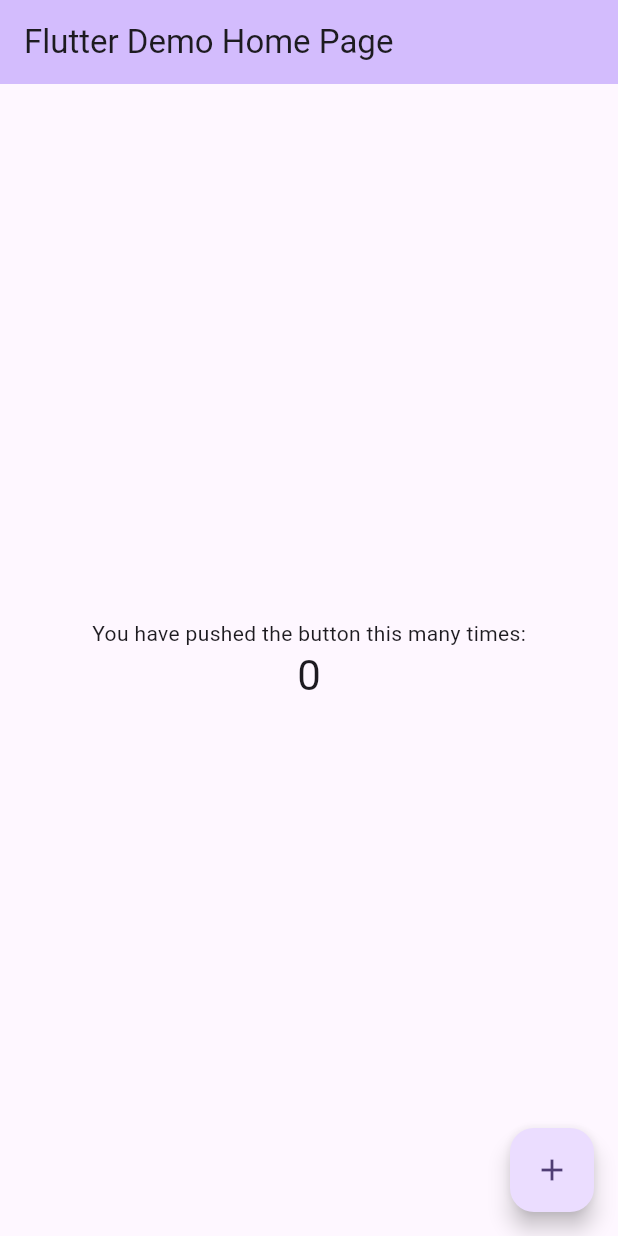
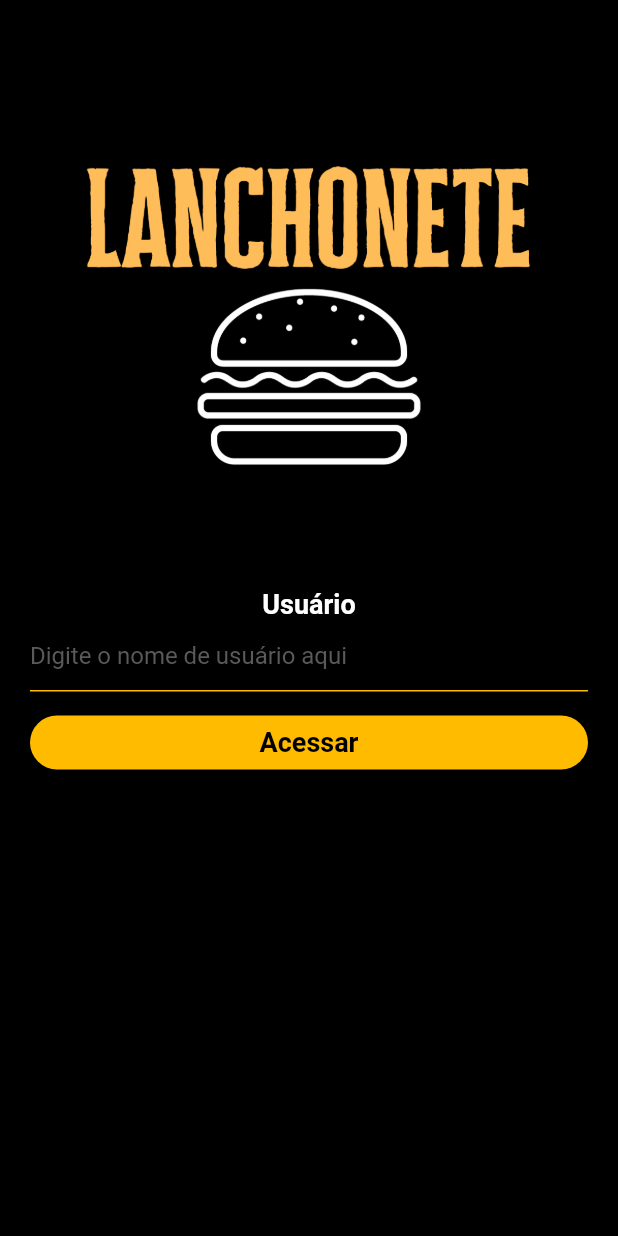
Before and after one commit to DeivinsonPereira/SnackHarbor, a Flutter app: the screen it shows after launch, on a phone screen of 412 x 824 dp. Run offline on Flutter 3.47's test engine with Material 2 defaults, Android fonts, the phone set to English and light mode, and no system bars.

Commit message:
StartPage, LoginPage added

```diff
--- /dev/null
+++ b/frontend/lib/core/app_colors.dart
@@ -0,0 +1,9 @@
+import 'package:flutter/material.dart';
+
+class AppColors {
+  static const Color primary = Color(0xFFFFBB00);
+  static const Color secondary = Color(0xFF000000);
+  static const Color statusMesaOcupada = Color(0xFF4973FF);
+  static const Color statusMesaLivre = Color(0xFF1CB86D);
+  static const Color statusMesaFechamento = Color(0xFFFD7976);
+}
--- /dev/null
+++ b/frontend/lib/core/app_textStyles.dart
@@ -0,0 +1,21 @@
+import 'package:flutter/material.dart';
+import 'package:frontend/core/app_colors.dart';
+
+class AppTextStyles {
+  static const TextStyle buttonTextOrange = TextStyle(
+    fontSize: 18,
+    fontWeight: FontWeight.bold,
+    color: AppColors.secondary,
+  );
+
+  static const TextStyle buttonTextWhite = TextStyle(
+    fontSize: 18,
+    fontWeight: FontWeight.bold,
+    color: Color(0xFFFFFFFF),
+  );
+
+  static const TextStyle gray = TextStyle(
+      fontSize: 14,
+      fontWeight: FontWeight.bold,
+      color: Color.fromARGB(255, 221, 221, 221));
+}
--- /dev/null
+++ b/frontend/lib/core/app_widget.dart
@@ -0,0 +1,33 @@
+import 'package:flutter/material.dart';
+import 'package:frontend/core/app_colors.dart';
+import 'package:frontend/pages/config/config_page.dart';
+import 'package:frontend/pages/home/home_page.dart';
+import 'package:frontend/pages/items/items_Page.dart';
+import 'package:frontend/pages/login/login_page.dart';
+
+class AppWidget extends StatelessWidget {
+  const AppWidget({super.key});
+
+  @override
+  Widget build(BuildContext context) {
+    final ThemeData theme = ThemeData();
+
+    return MaterialApp(
+      debugShowCheckedModeBanner: false,
+      title: 'Lanchonete',
+      theme: ThemeData(
+        colorScheme: theme.colorScheme.copyWith(
+          primary: AppColors.primary,
+          secondary: AppColors.secondary,
+        ),
+      ),
+      initialRoute: '/',
+      routes: {
+        '/': (context) => const LoginPage(),
+        '/home': (context) => HomePage(),
+        '/categorias': (context) => ItemsPage(),
+        '/consumo': (context) => ConfigPage(),
+      },
+    );
+  }
+}
--- a/frontend/lib/main.dart
+++ b/frontend/lib/main.dart
@@ -1,125 +1,6 @@
 import 'package:flutter/material.dart';
+import 'package:frontend/core/app_widget.dart';
 
 void main() {
-  runApp(const MyApp());
+  runApp(const AppWidget());
 }
-
-class MyApp extends StatelessWidget {
-  const MyApp({super.key});
-
-  // This widget is the root of your application.
-  @override
-  Widget build(BuildContext context) {
-    return MaterialApp(
-      title: 'Flutter Demo',
-      theme: ThemeData(
-        // This is the theme of your application.
-        //
-        // TRY THIS: Try running your application with "flutter run". You'll see
-        // the application has a blue toolbar. Then, without quitting the app,
-        // try changing the seedColor in the colorScheme below to Colors.green
-        // and then invoke "hot reload" (save your changes or press the "hot
-        // reload" button in a Flutter-supported IDE, or press "r" if you used
-        // the command line to start the app).
-        //
-        // Notice that the counter didn't reset back to zero; the application
-        // state is not lost during the reload. To reset the state, use hot
-        // restart instead.
-        //
-        // This works for code too, not just values: Most code changes can be
-        // tested with just a hot reload.
-        colorScheme: ColorScheme.fromSeed(seedColor: Colors.deepPurple),
-        useMaterial3: true,
-      ),
-      home: const MyHomePage(title: 'Flutter Demo Home Page'),
-    );
-  }
-}
-
-class MyHomePage extends StatefulWidget {
-  const MyHomePage({super.key, required this.title});
-
-  // This widget is the home page of your application. It is stateful, meaning
-  // that it has a State object (defined below) that contains fields that affect
-  // how it looks.
-
-  // This class is the configuration for the state. It holds the values (in this
-  // case the title) provided by the parent (in this case the App widget) and
-  // used by the build method of the State. Fields in a Widget subclass are
-  // always marked "final".
-
-  final String title;
-
-  @override
-  State<MyHomePage> createState() => _MyHomePageState();
-}
-
-class _MyHomePageState extends State<MyHomePage> {
-  int _counter = 0;
-
-  void _incrementCounter() {
-    setState(() {
-      // This call to setState tells the Flutter framework that something has
-      // changed in this State, which causes it to rerun the build method below
-      // so that the display can reflect the updated values. If we changed
-      // _counter without calling setState(), then the build method would not be
-      // called again, and so nothing would appear to happen.
-      _counter++;
-    });
-  }
-
-  @override
-  Widget build(BuildContext context) {
-    // This method is rerun every time setState is called, for instance as done
-    // by the _incrementCounter method above.
-    //
-    // The Flutter framework has been optimized to make rerunning build methods
-    // fast, so that you can just rebuild anything that needs updating rather
-    // than having to individually change instances of widgets.
-    return Scaffold(
-      appBar: AppBar(
-        // TRY THIS: Try changing the color here to a specific color (to
-        // Colors.amber, perhaps?) and trigger a hot reload to see the AppBar
-        // change color while the other colors stay the same.
-        backgroundColor: Theme.of(context).colorScheme.inversePrimary,
-        // Here we take the value from the MyHomePage object that was created by
-        // the App.build method, and use it to set our appbar title.
-        title: Text(widget.title),
-      ),
-      body: Center(
-        // Center is a layout widget. It takes a single child and positions it
-        // in the middle of the parent.
-        child: Column(
-          // Column is also a layout widget. It takes a list of children and
-          // arranges them vertically. By default, it sizes itself to fit its
-          // children horizontally, and tries to be as tall as its parent.
-          //
-          // Column has various properties to control how it sizes itself and
-          // how it positions its children. Here we use mainAxisAlignment to
-          // center the children vertically; the main axis here is the vertical
-          // axis because Columns are vertical (the cross axis would be
-          // horizontal).
-          //
-          // TRY THIS: Invoke "debug painting" (choose the "Toggle Debug Paint"
-          // action in the IDE, or press "p" in the console), to see the
-          // wireframe for each widget.
-          mainAxisAlignment: MainAxisAlignment.center,
-          children: <Widget>[
-            const Text(
-              'You have pushed the button this many times:',
-            ),
-            Text(
-              '$_counter',
-              style: Theme.of(context).textTheme.headlineMedium,
-            ),
-          ],
-        ),
-      ),
-      floatingActionButton: FloatingActionButton(
-        onPressed: _incrementCounter,
-        tooltip: 'Increment',
-        child: const Icon(Icons.add),
-      ), // This trailing comma makes auto-formatting nicer for build methods.
-    );
-  }
-}
--- /dev/null
+++ b/frontend/lib/pages/login/login_page.dart
@@ -0,0 +1,92 @@
+import 'package:flutter/material.dart';
+import 'package:frontend/core/app_colors.dart';
+import 'package:frontend/core/app_textStyles.dart';
+
+class LoginPage extends StatefulWidget {
+  const LoginPage({super.key});
+
+  @override
+  State<LoginPage> createState() => _LoginPageState();
+}
+
+class _LoginPageState extends State<LoginPage> {
+  final TextEditingController _nameController = TextEditingController();
+
+  final GlobalKey<FormState> _formKey = GlobalKey<FormState>();
+
+  String? validateName(String value) {
+    if (value.isEmpty) {
+      return 'O nome é obrigatório';
+    } else if (value.length > 25) {
+      return 'O nome deve ter no máximo 25 caracteres';
+    } else if (value.contains(RegExp(r'[0-9]'))) {
+      return 'O nome não pode conter números';
+    }
+    return null;
+  }
+
+  @override
+  Widget build(BuildContext context) {
+    return Scaffold(
+      backgroundColor: AppColors.secondary,
+      body: SingleChildScrollView(
+        child: Padding(
+          padding: const EdgeInsets.all(20),
+          child: Form(
+            key: _formKey,
+            child: Column(
+              children: [
+                Image.asset('assets/images/Lanchonete.png'),
+                const Text(
+                  'Usuário',
+                  textAlign: TextAlign.center,
+                  style: AppTextStyles.buttonTextWhite,
+                ),
+                TextFormField(
+                  controller: _nameController,
+                  decoration: const InputDecoration(
+                    hintText: 'Digite o nome de usuário aqui',
+                    hintStyle:
+                        TextStyle(color: Color.fromARGB(255, 90, 90, 90)),
+                    labelStyle: TextStyle(color: AppColors.primary),
+                    enabledBorder: UnderlineInputBorder(
+                      borderSide: BorderSide(
+                        color: AppColors.primary,
+                      ),
+                    ),
+                  ),
+                  style: const TextStyle(color: Colors.white),
+                  validator: (value) {
+                    return validateName(value!);
+                  },
+                ),
+                const SizedBox(
+                  height: 10,
+                ),
+                Container(
+                  width: double.infinity,
+                  child: ElevatedButton(
+                    onPressed: () {
+                      if (_formKey.currentState!.validate()) {
+                        Navigator.of(context).pushReplacementNamed('/home');
+                      }
+                    },
+                    style: ElevatedButton.styleFrom(
+                      shape: RoundedRectangleBorder(
+                        borderRadius: BorderRadius.circular(20),
+                      ),
+                    ),
+                    child: const Text(
+                      'Acessar',
+                      style: AppTextStyles.buttonTextOrange,
+                    ),
+                  ),
+                )
+              ],
+            ),
+          ),
+        ),
+      ),
+    );
+  }
+}
--- a/frontend/pubspec.yaml
+++ b/frontend/pubspec.yaml
@@ -59,9 +59,9 @@ flutter:
   uses-material-design: true
 
   # To add assets to your application, add an assets section, like this:
-  # assets:
-  #   - images/a_dot_burr.jpeg
-  #   - images/a_dot_ham.jpeg
+  assets:
+   - assets/images/
+
 
   # An image asset can refer to one or more resolution-specific "variants", see
   # https://flutter.dev/assets-and-images/#resolution-aware
```
Also changed, not shown: frontend/lib/pages/config/config_page.dart (added, +14 -0 lines), frontend/lib/pages/home/home_page.dart (added, +77 -0 lines), frontend/lib/pages/items/items_Page.dart (added, +12 -0 lines), frontend/lib/pages/start/start_page.dart (added, +68 -0 lines), frontend/lib/pages/table/table_page.dart (added, +21 -0 lines), frontend/lib/widget/item_widget.dart (added, +19 -0 lines), frontend/assets/images/Lanchonete.png (added), 1 other file.
